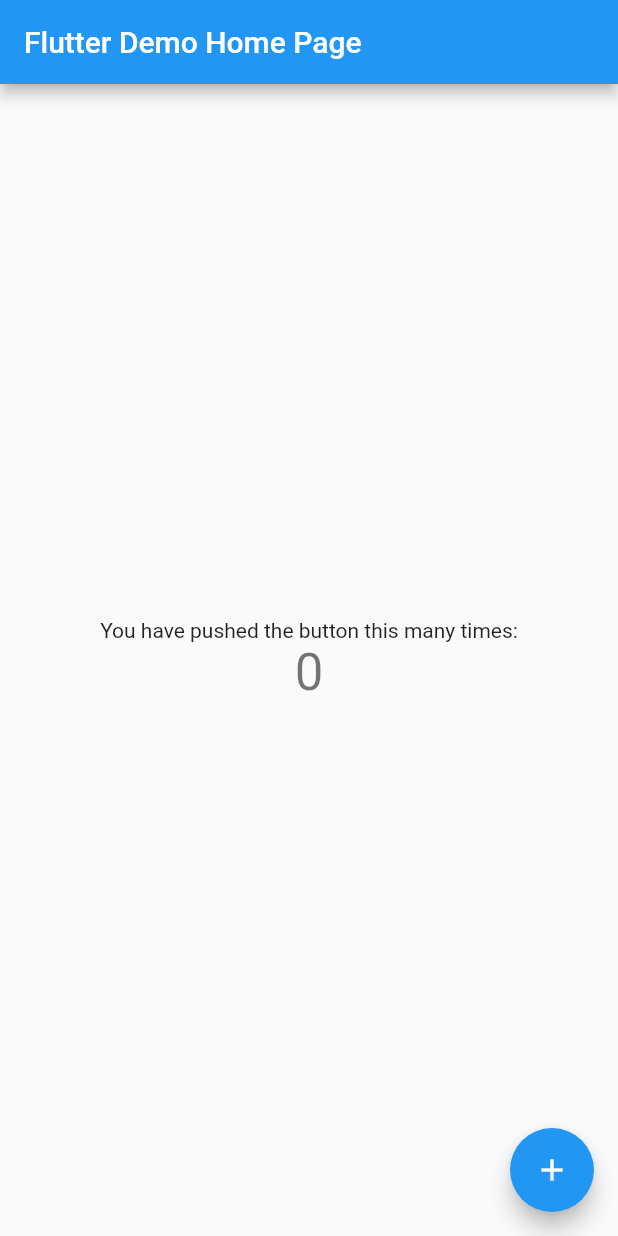
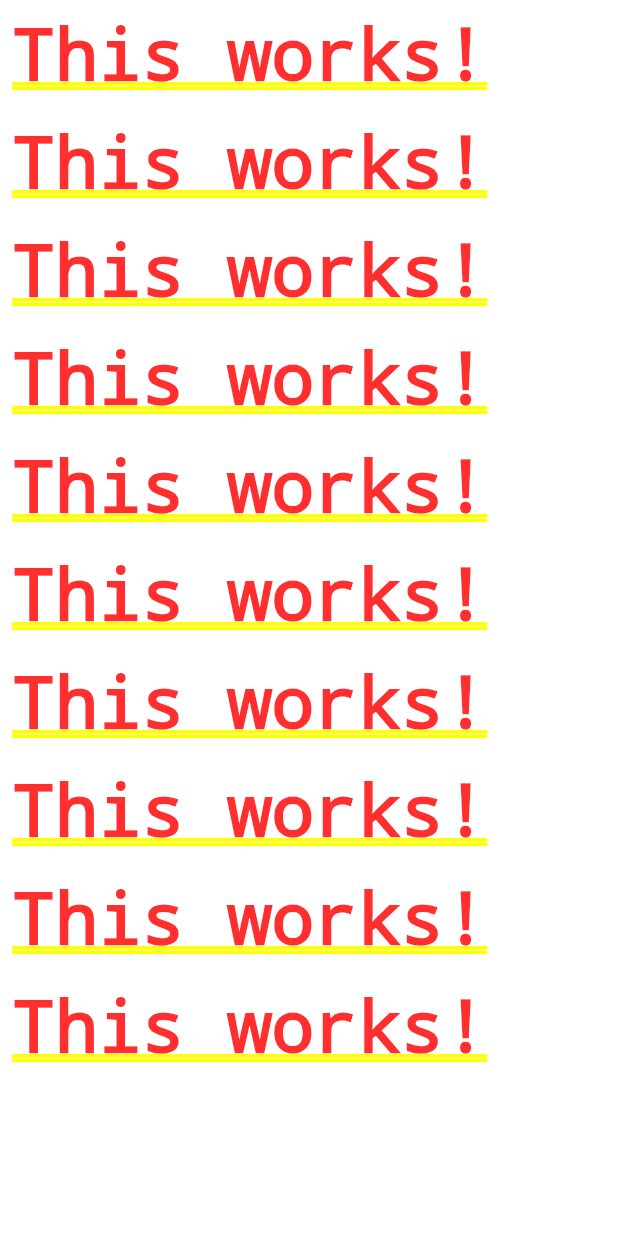
Before and after one commit to Wolfram-180/chat_firebase, a Flutter app: the screen it shows after launch, on a phone screen of 412 x 824 dp. Run offline on Flutter 3.47's test engine with Material 2 defaults, Android fonts, the phone set to English and light mode, and no system bars.

Commit message:
chat_screen added

```diff
--- a/lib/main.dart
+++ b/lib/main.dart
@@ -1,3 +1,4 @@
+import 'package:chat_firebase/screens/chat_screen.dart';
 import 'package:flutter/material.dart';
 
 void main() {
@@ -7,109 +8,14 @@ void main() {
 class MyApp extends StatelessWidget {
   const MyApp({Key? key}) : super(key: key);
 
-  // This widget is the root of your application.
   @override
   Widget build(BuildContext context) {
     return MaterialApp(
-      title: 'Flutter Demo',
+      title: 'FlutterChat',
       theme: ThemeData(
-        // This is the theme of your application.
-        //
-        // Try running your application with "flutter run". You'll see the
-        // application has a blue toolbar. Then, without quitting the app, try
-        // changing the primarySwatch below to Colors.green and then invoke
-        // "hot reload" (press "r" in the console where you ran "flutter run",
-        // or simply save your changes to "hot reload" in a Flutter IDE).
-        // Notice that the counter didn't reset back to zero; the application
-        // is not restarted.
         primarySwatch: Colors.blue,
       ),
-      home: const MyHomePage(title: 'Flutter Demo Home Page'),
+      home: ChatScreen(),
     );
   }
 }
-
-class MyHomePage extends StatefulWidget {
-  const MyHomePage({Key? key, required this.title}) : super(key: key);
-
-  // This widget is the home page of your application. It is stateful, meaning
-  // that it has a State object (defined below) that contains fields that affect
-  // how it looks.
-
-  // This class is the configuration for the state. It holds the values (in this
-  // case the title) provided by the parent (in this case the App widget) and
-  // used by the build method of the State. Fields in a Widget subclass are
-  // always marked "final".
-
-  final String title;
-
-  @override
-  State<MyHomePage> createState() => _MyHomePageState();
-}
-
-class _MyHomePageState extends State<MyHomePage> {
-  int _counter = 0;
-
-  void _incrementCounter() {
-    setState(() {
-      // This call to setState tells the Flutter framework that something has
-      // changed in this State, which causes it to rerun the build method below
-      // so that the display can reflect the updated values. If we changed
-      // _counter without calling setState(), then the build method would not be
-      // called again, and so nothing would appear to happen.
-      _counter++;
-    });
-  }
-
-  @override
-  Widget build(BuildContext context) {
-    // This method is rerun every time setState is called, for instance as done
-    // by the _incrementCounter method above.
-    //
-    // The Flutter framework has been optimized to make rerunning build methods
-    // fast, so that you can just rebuild anything that needs updating rather
-    // than having to individually change instances of widgets.
-    return Scaffold(
-      appBar: AppBar(
-        // Here we take the value from the MyHomePage object that was created by
-        // the App.build method, and use it to set our appbar title.
-        title: Text(widget.title),
-      ),
-      body: Center(
-        // Center is a layout widget. It takes a single child and positions it
-        // in the middle of the parent.
-        child: Column(
-          // Column is also a layout widget. It takes a list of children and
-          // arranges them vertically. By default, it sizes itself to fit its
-          // children horizontally, and tries to be as tall as its parent.
-          //
-          // Invoke "debug painting" (press "p" in the console, choose the
-          // "Toggle Debug Paint" action from the Flutter Inspector in Android
-          // Studio, or the "Toggle Debug Paint" command in Visual Studio Code)
-          // to see the wireframe for each widget.
-          //
-          // Column has various properties to control how it sizes itself and
-          // how it positions its children. Here we use mainAxisAlignment to
-          // center the children vertically; the main axis here is the vertical
-          // axis because Columns are vertical (the cross axis would be
-          // horizontal).
-          mainAxisAlignment: MainAxisAlignment.center,
-          children: <Widget>[
-            const Text(
-              'You have pushed the button this many times:',
-            ),
-            Text(
-              '$_counter',
-              style: Theme.of(context).textTheme.headline4,
-            ),
-          ],
-        ),
-      ),
-      floatingActionButton: FloatingActionButton(
-        onPressed: _incrementCounter,
-        tooltip: 'Increment',
-        child: const Icon(Icons.add),
-      ), // This trailing comma makes auto-formatting nicer for build methods.
-    );
-  }
-}
--- /dev/null
+++ b/lib/screens/chat_screen.dart
@@ -0,0 +1,16 @@
+import 'package:flutter/material.dart';
+
+class ChatScreen extends StatelessWidget {
+  const ChatScreen({Key? key}) : super(key: key);
+
+  @override
+  Widget build(BuildContext context) {
+    return ListView.builder(
+      itemCount: 10,
+      itemBuilder: (ctx, index) => Container(
+        padding: EdgeInsets.all(8),
+        child: Text('This works!'),
+      ),
+    );
+  }
+}
```
Also changed, not shown: lib/screens/auth_screen.dart (added).
